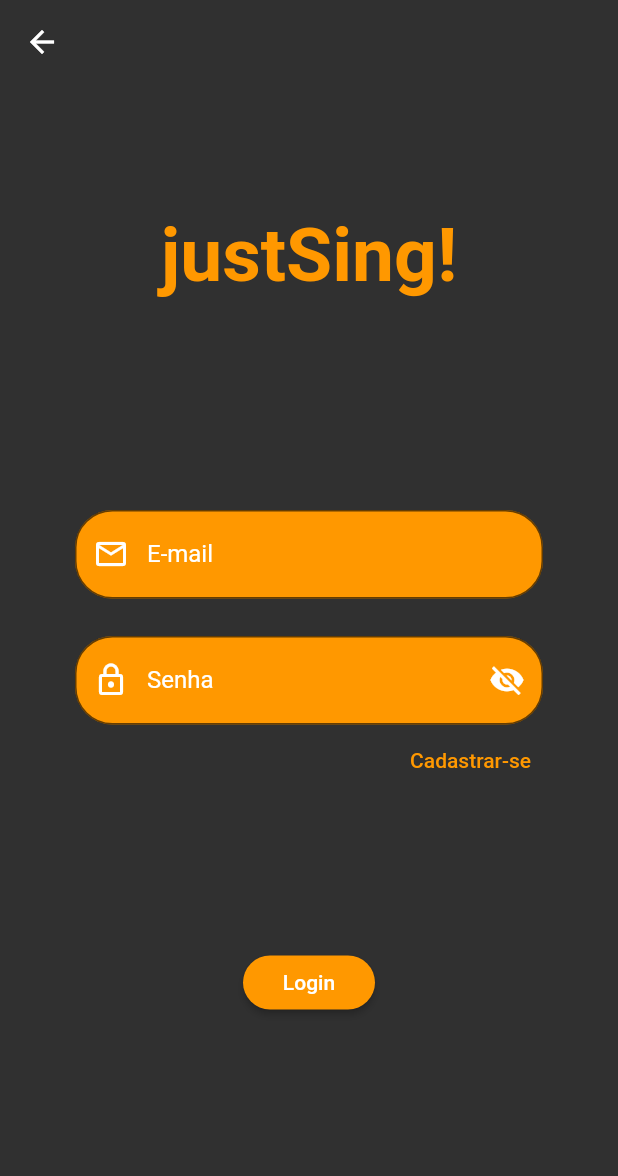
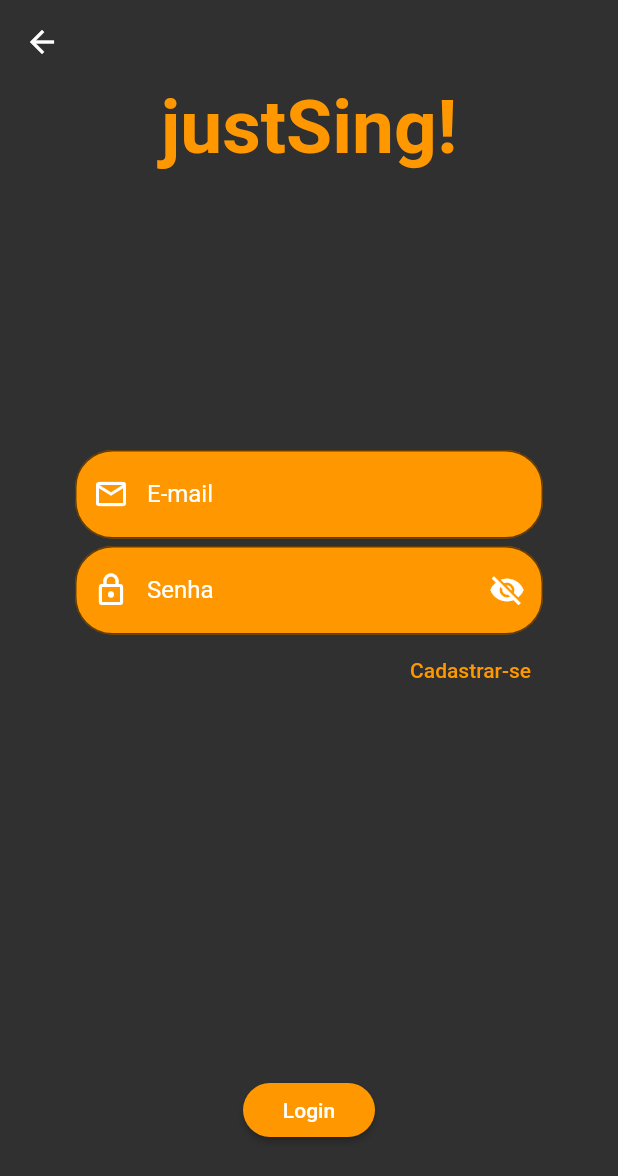
Before and after one commit to Rafael-Maffei/Flutter_Projects, a Flutter app: the LoginPage screen opened by its route, on a phone screen of 412 x 824 dp. Shown: the top 1176 px of the screen. Run offline on Flutter 3.47's test engine with Material 2 defaults, Android fonts, the light colour scheme and no system bars.

Commit message:
Correção de layout tela de login.

```diff
--- a/justsing/lib/views/android/login.page.dart
+++ b/justsing/lib/views/android/login.page.dart
@@ -13,35 +13,10 @@ class LoginPage extends StatefulWidget {
 class _LoginPageState extends State<LoginPage> {
   String user = '';
   String password = '';
-
   bool showPassword = false;
 
-  @override
-  Widget build(BuildContext context) {
-    return Scaffold(
-      appBar: AppBar(
-        elevation: 0,
-        backgroundColor: Colors.transparent,
-      ),
-      resizeToAvoidBottomInset: false,
-      backgroundColor: Colors.grey[850],
-      body: Stack(
-        children: [
-          Column(
-            mainAxisAlignment: MainAxisAlignment.center,
-            crossAxisAlignment: CrossAxisAlignment.center,
-            children: [
-          Text(
-            'justSing!',
-            style: TextStyle(
-                color: Colors.orange,
-                fontSize: 50,
-                fontWeight: FontWeight.bold),
-          ),
-          SizedBox(height: 80),
-          Padding(
-            padding: const EdgeInsets.symmetric(vertical: 60),
-            child: Column(
+  Widget inputs () {
+    return Column(
       children: [
                 Padding(
                 padding: EdgeInsets.symmetric(horizontal: 50),
@@ -67,9 +42,7 @@ class _LoginPageState extends State<LoginPage> {
                     style: TextStyle(color: Colors.white),
                   ),
                 ),
-                SizedBox(
-                  height: 25,
-                ),
+                SizedBox(height: 5,),
                 Padding(
                   padding: EdgeInsets.symmetric(horizontal: 50),
                   child: TextFormField(
@@ -117,7 +90,41 @@ class _LoginPageState extends State<LoginPage> {
                       ),
                     ),
                   ),
-                SizedBox(height: 100),
+            ],
+    );
+  }
+
+  @override
+  Widget build(BuildContext context) {
+    return Scaffold(
+      appBar: AppBar(
+        elevation: 0,
+        backgroundColor: Colors.transparent,
+      ),
+      resizeToAvoidBottomInset: false,
+      backgroundColor: Colors.grey[850],
+      body: Column(
+                  mainAxisAlignment: MainAxisAlignment.spaceBetween,
+            crossAxisAlignment: CrossAxisAlignment.center,
+        children: [
+
+
+          Container(
+            child: Text(
+              'justSing!',
+              style: TextStyle(
+                  color: Colors.orange,
+                  fontSize: 50,
+                  fontWeight: FontWeight.bold),
+            ),
+          ),
+          Container(child: inputs()),
+          Container(
+            child: Padding(
+              padding: const EdgeInsets.symmetric(vertical: 60),
+              child: Column(
+                children: [
+
                   MaterialButton(
                     onPressed: () {
                       if (user == 'teste' && password == '123') {
@@ -133,9 +140,8 @@ class _LoginPageState extends State<LoginPage> {
                 ],
               ),
             ),
-          ],
           ),
-        ],
+          ]
       ),
     );
   }
```
Lines whose indentation alone changed are shown as unchanged.
